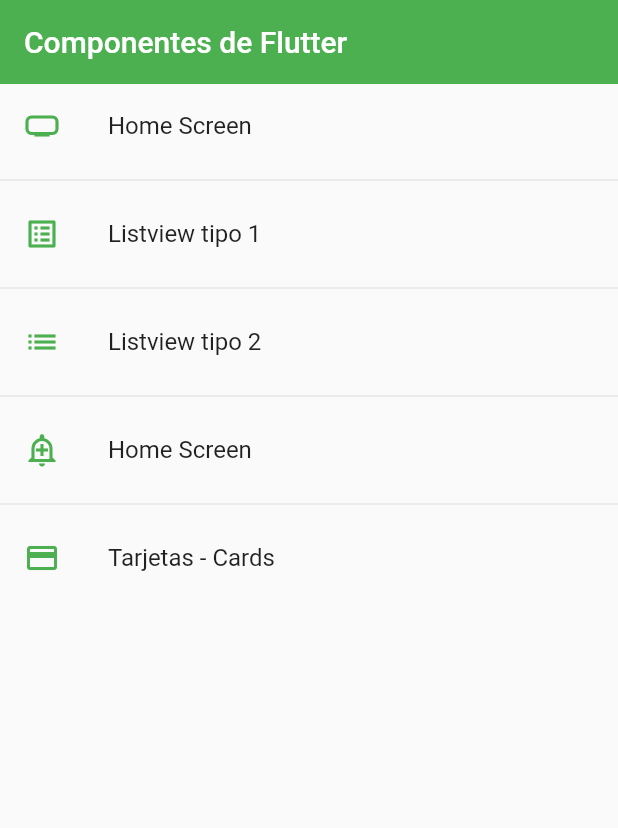
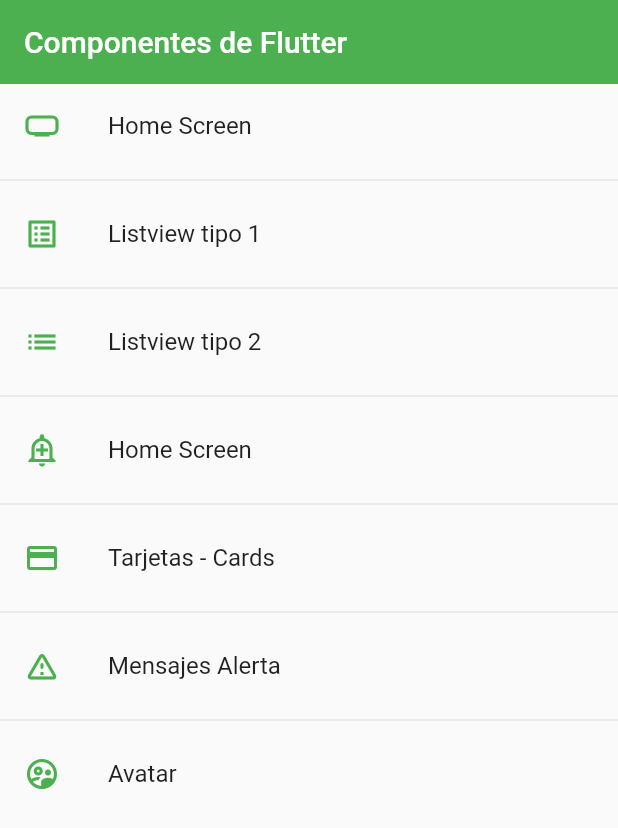
Before and after one commit to pebosch/fl_componets2, a Flutter app: the screen it shows after launch, on a phone screen of 412 x 824 dp. Shown: the top 828 px of the screen. Run offline on Flutter 3.47's test engine with Material 2 defaults, Android fonts, the phone set to English and light mode, and no system bars.

Commit message:
Cambios hasta CicleAvatar

```diff
--- a/lib/router/app_routes.dart
+++ b/lib/router/app_routes.dart
@@ -30,7 +30,17 @@ class AppRoutes {
         route: 'card',
         icon: Icons.credit_card,
         name: 'Tarjetas - Cards',
-        screen: const CardScreen())
+        screen: const CardScreen()),
+    MenuOption(
+        route: 'mensajesalerta',
+        icon: Icons.warning_amber_rounded,
+        name: 'Mensajes Alerta',
+        screen: const MensajesalertaScreen()),
+    MenuOption(
+        route: 'avatar',
+        icon: Icons.supervised_user_circle_outlined,
+        name: 'Avatar',
+        screen: const AvatarScreen()),
   ];
 
   static Map<String, Widget Function(BuildContext)> getAppRoutes() {
--- a/lib/screens/screens.dart
+++ b/lib/screens/screens.dart
@@ -3,3 +3,6 @@ export 'package:fl_components/screens/card_screen.dart';
 export 'package:fl_components/screens/home_screen.dart';
 export 'package:fl_components/screens/listview1_screen.dart';
 export 'package:fl_components/screens/listview2_screen.dart';
+export 'package:fl_components/screens/targaryen_screen.dart';
+export 'package:fl_components/screens/mensajesalerta_screen.dart';
+export 'package:fl_components/screens/avatar_screen.dart';
--- a/lib/theme/app_theme.dart
+++ b/lib/theme/app_theme.dart
@@ -12,7 +12,28 @@ class AppTheme {
       color: primary,
       elevation: 0,
     ),
+
+    //TextButton Theme
+    textButtonTheme:
+        TextButtonThemeData(style: TextButton.styleFrom(primary: primary)),
+
+    //listTile Theme
     listTileTheme: const ListTileThemeData(
       iconColor: primary,
-      ));
+    ),
+
+    //FloatingActionButtons
+    floatingActionButtonTheme: const FloatingActionButtonThemeData(
+      backgroundColor: primary,
+      elevation: 5,
+    ),
+
+    //ElevatedButtons
+    elevatedButtonTheme: ElevatedButtonThemeData(
+        style: ElevatedButton.styleFrom(
+      primary: primary,
+      shape: const StadiumBorder(),
+      elevation: 5,
+    )),
+  );
 }
--- /dev/null
+++ b/lib/widgets/widgets.dart
@@ -0,0 +1,2 @@
+export 'package:fl_components/widgets/custom_card_tipo_1.dart';
+export 'package:fl_components/widgets/custom_card_tipo_2.dart';
--- a/pubspec.yaml
+++ b/pubspec.yaml
@@ -60,7 +60,8 @@ flutter:
   uses-material-design: true
 
   # To add assets to your application, add an assets section, like this:
-  # assets:
+  assets:
+  - assets/
   #   - images/a_dot_burr.jpeg
   #   - images/a_dot_ham.jpeg
 
```
Also changed, not shown: lib/screens/avatar_screen.dart (added, +29 -0 lines), lib/screens/card_screen.dart (+39 -5 lines), lib/screens/listview2_screen.dart (+5 -2 lines), lib/screens/mensajesalerta_screen.dart (added, +49 -0 lines), lib/screens/targaryen_screen.dart (added, +14 -0 lines), lib/widgets/custom_card_tipo_1.dart (added, +36 -0 lines), lib/widgets/custom_card_tipo_2.dart (added, +32 -0 lines), assets/jar-loading.gif (added). Lines whose indentation alone changed are shown as unchanged.
